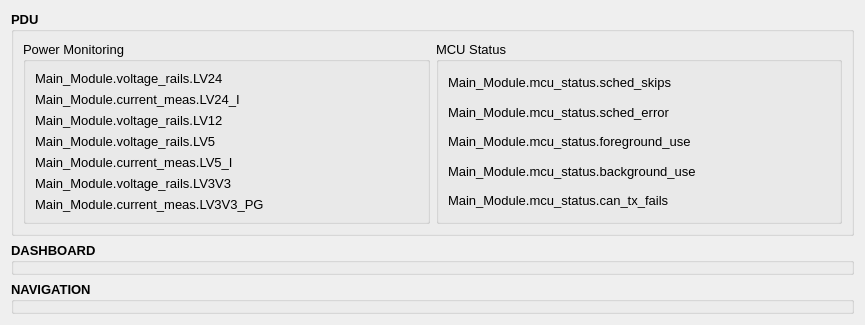
First picture: the form in ui/systemMonitor.ui, repository PurdueElectricRacing/DaqApp, before the edit.
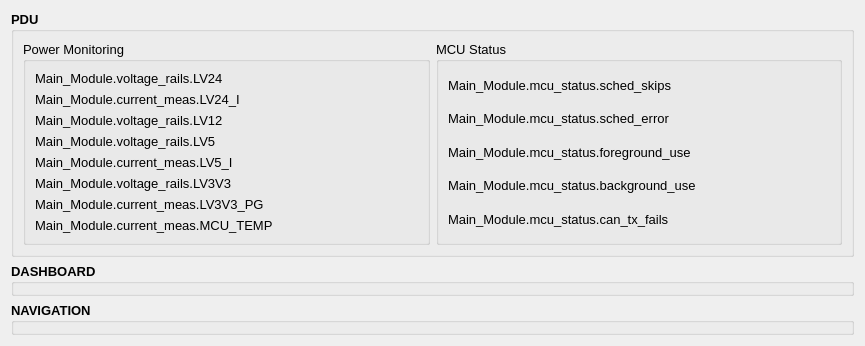
Second picture: the form after the edit. Custom widgets are drawn as their Qt base class.

Commit message: add temp, handle fault and enum msgs

The edit to the form file:
```diff
--- a/ui/systemMonitor.ui
+++ b/ui/systemMonitor.ui
@@ -124,6 +124,18 @@
            </property>
           </widget>
          </item>
+         <item>
+          <widget class="CANVariableDisplay" name="label_16">
+           <property name="font">
+            <font>
+             <pointsize>10</pointsize>
+            </font>
+           </property>
+           <property name="text">
+            <string>Main_Module.current_meas.MCU_TEMP</string>
+           </property>
+          </widget>
+         </item>
         </layout>
        </widget>
       </item>
```
The commit also changes 5 other files.
